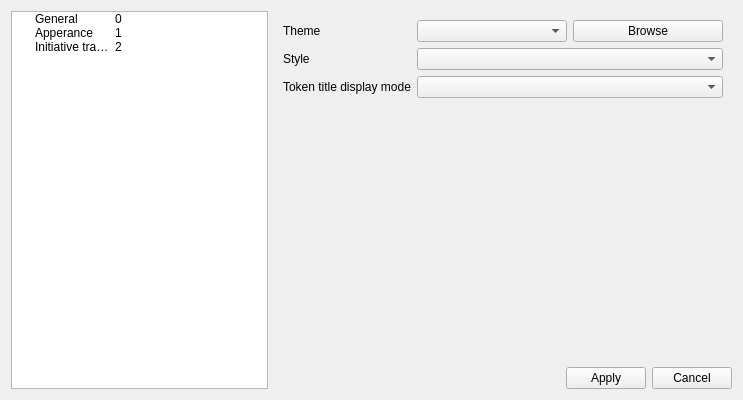
Before: the Qt Designer form settingsdialog.ui in Technohamster-py/dm-assist, drawn with Qt 5.
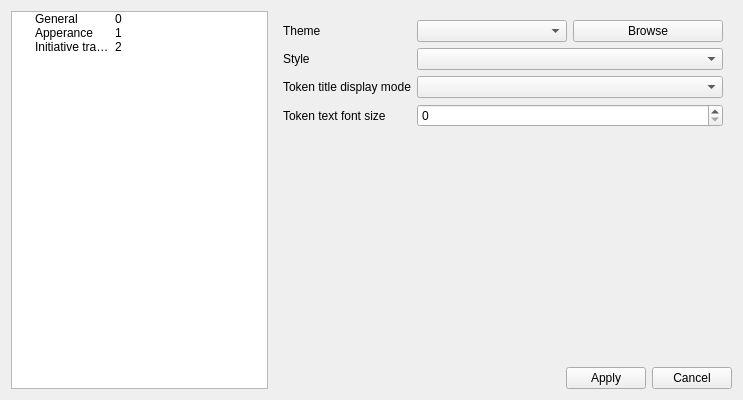
After: the same form once the commit is applied. Icons and pictures are not drawn.

Patch:
```diff
--- a/settingsdialog.ui
+++ b/settingsdialog.ui
@@ -204,6 +204,16 @@
          <item row="2" column="1">
           <widget class="QComboBox" name="tokenComboBox"/>
          </item>
+         <item row="3" column="0">
+          <widget class="QLabel" name="fontSizeLabel">
+           <property name="text">
+            <string>Token text font size</string>
+           </property>
+          </widget>
+         </item>
+         <item row="3" column="1">
+          <widget class="QSpinBox" name="fontSizeSpinBox"/>
+         </item>
         </layout>
        </widget>
        <widget class="QWidget" name="initiativePage">
```
